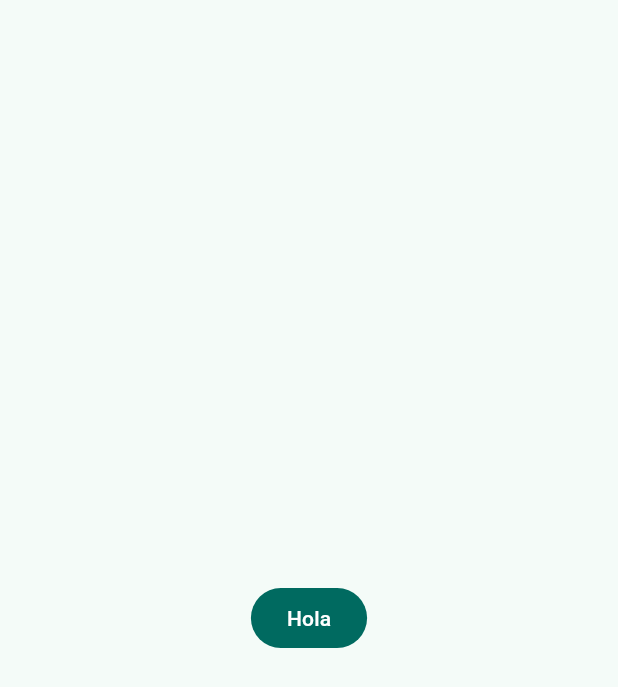
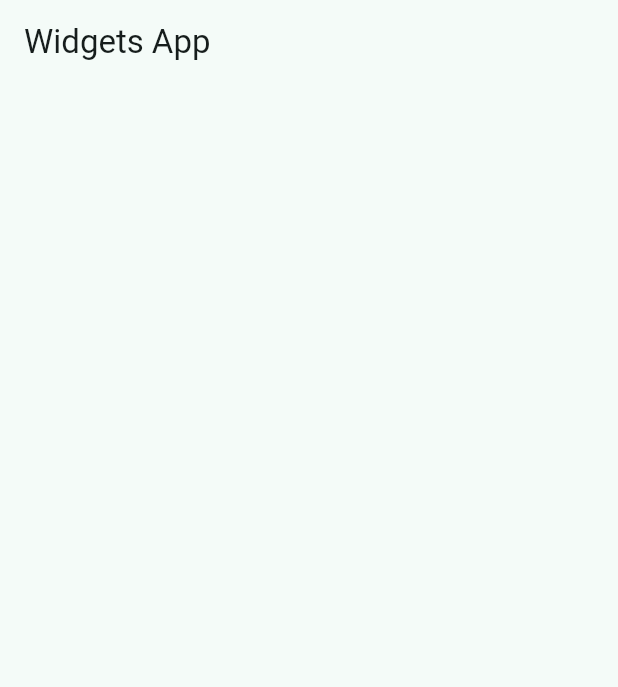
Before and after one commit to MiguelHG2351/widget-app, a Flutter app: the screen it shows after launch, on a phone screen of 412 x 824 dp. Shown: the top 687 px of the screen. Run offline on Flutter 3.47's test engine with Material 3 defaults, Android fonts, the phone set to English and light mode, and no system bars.

Commit message:
added home screen and left head title

```diff
--- a/lib/config/theme/app_theme.dart
+++ b/lib/config/theme/app_theme.dart
@@ -17,7 +17,12 @@ class AppTheme {
 
   AppTheme({this.selectedColor = 0})
       : assert(selectedColor >= 0, 'selectedColor must be greater than 0'),
-      assert(selectedColor < colorList.length, 'selectedColor must be less than ${colorList.length - 1}');
+        assert(selectedColor < colorList.length,
+            'selectedColor must be less than ${colorList.length - 1}');
 
-  ThemeData getTheme() => ThemeData(colorSchemeSeed: colorList[selectedColor]);
+  ThemeData getTheme() => ThemeData(
+      colorSchemeSeed: colorList[selectedColor],
+      appBarTheme: const AppBarTheme(
+        centerTitle: false,
+      ));
 }
--- a/lib/main.dart
+++ b/lib/main.dart
@@ -1,5 +1,6 @@
 import 'package:flutter/material.dart';
 import 'package:widgets_app/config/theme/app_theme.dart';
+import 'package:widgets_app/presentation/screens/home/home_screen.dart';
 
 void main() {
   runApp(const MainApp());
@@ -13,11 +14,7 @@ class MainApp extends StatelessWidget {
     return MaterialApp(
       debugShowCheckedModeBanner: false,
       theme: AppTheme(selectedColor: 1).getTheme(),
-      home: Scaffold(
-        body: Center(
-          child: FilledButton(child: const Text('Hola'), onPressed: () {},),
-        ),
-      ),
+      home: const HomeScreen(),
     );
   }
 }
--- /dev/null
+++ b/lib/presentation/screens/home/home_screen.dart
@@ -0,0 +1,14 @@
+import 'package:flutter/material.dart';
+
+class HomeScreen extends StatelessWidget {
+  const HomeScreen({super.key});
+
+  @override
+  Widget build(BuildContext context) {
+    return Scaffold(
+      appBar: AppBar(
+        title: const Text('Widgets App'),
+      ),
+    );
+  }
+}
```
Also changed, not shown: lib/config/theme/menu/menu_item.dart (added, +30 -0 lines).
